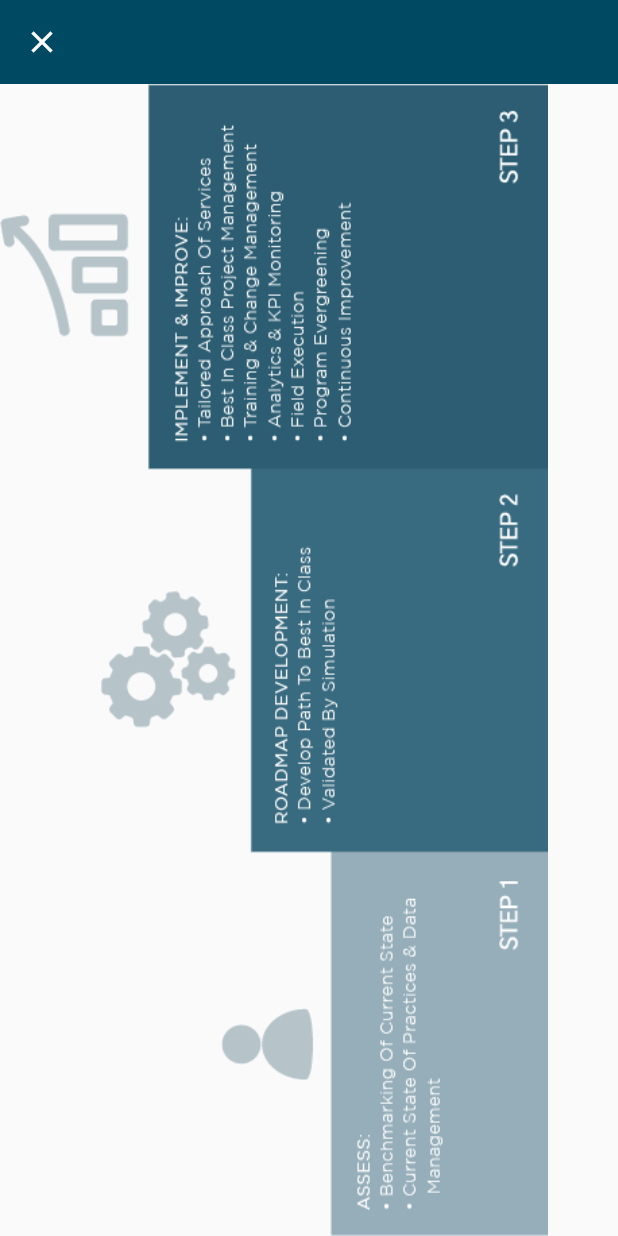
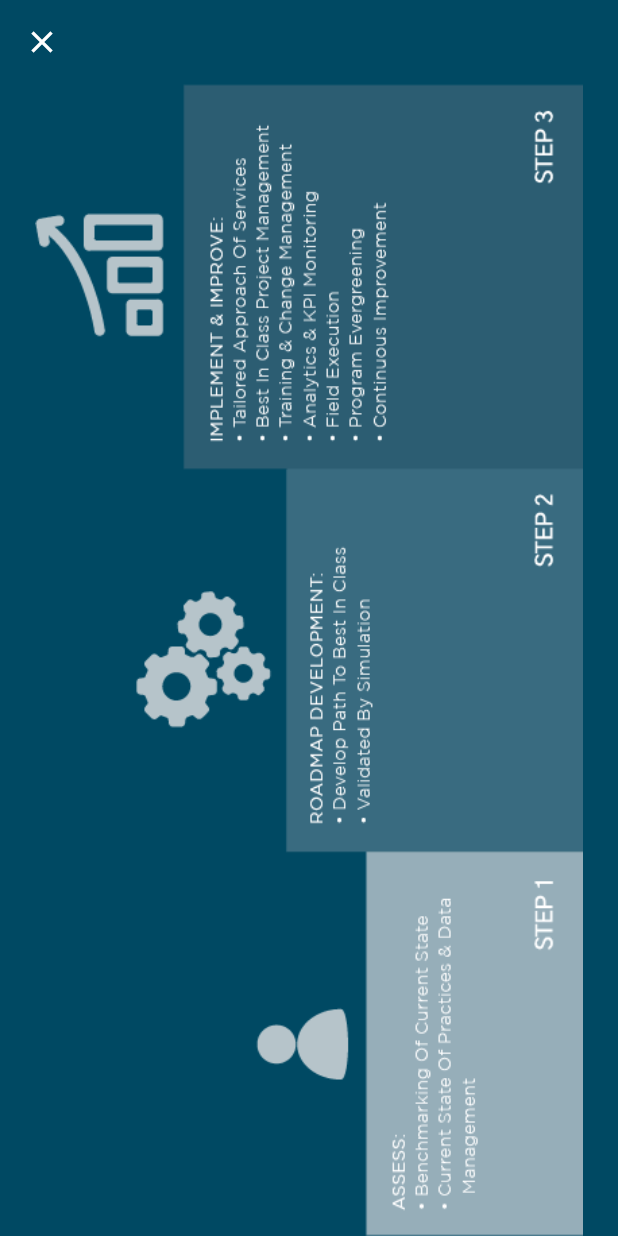
Before and after one commit to SonQBChau/brand_root_solution, a Flutter app: the PinnacleWayPage screen opened directly, on a phone screen of 412 x 824 dp. Run offline on Flutter 3.47's test engine with Material 2 defaults, Android fonts, the phone set to English and light mode, and no system bars; drawn by our look-alikes of photo_view; our stand-ins replace charts_flutter; missing offline and left inert: animator, esys_flutter_share.

Commit message:
animation for pinnacleway

```diff
--- a/lib/screens/pinnacle_way_page.dart
+++ b/lib/screens/pinnacle_way_page.dart
@@ -16,20 +16,20 @@ class PinnacleWayPage extends StatelessWidget {
             onPressed: () => Navigator.of(context).pop(),
           ),
         ),
-        body: Hero(
-          tag: "hero1",
-//          child: PhotoView.customChild(
-//            childSize: Size(SizeConfig.safeAreaScreenWidth, SizeConfig.safeAreaScreenHeight - 100),
-//            child: Image.asset(
-//              "images/PinnacleWay_2.png",
-//            ),
-//            backgroundDecoration: BoxDecoration(
-//              color: colorBlue,
-//            ),
-//            minScale: 1.0,
-//          ),
-          child: Image.asset(
-            "images/PinnacleWay_2.png",
+        body: Container(
+          color: colorBlue,
+          child: Hero(
+            tag: "PinnacleWay",
+            child: PhotoView.customChild(
+              childSize: Size(SizeConfig.safeAreaScreenWidth, SizeConfig.safeAreaScreenHeight - 100),
+              child: Image.asset(
+                "images/PinnacleWay_2.png",
+              ),
+              backgroundDecoration: BoxDecoration(
+                color: colorBlue,
+              ),
+              minScale: 1.0,
+            ),
           ),
         ));
   }
--- a/lib/widgets/pinnacle_way_widget.dart
+++ b/lib/widgets/pinnacle_way_widget.dart
@@ -1,7 +1,10 @@
 import 'package:flutter/cupertino.dart';
 import 'package:flutter/material.dart';
 import 'package:sale_form_demo/screens/pinnacle_way_page.dart';
+import 'dart:math' as math;
+import 'dart:io';
 
+//https://medium.com/flutter-community/mastering-hero-animations-in-flutter-bc07e1bea327
 class PinnacleWayWidget extends StatelessWidget {
   @override
   Widget build(BuildContext context) {
@@ -9,42 +12,18 @@ class PinnacleWayWidget extends StatelessWidget {
       child: InkWell(
         splashColor: Colors.blue.withAlpha(30),
         onTap: () {
-          Navigator.of(context).push(
-              CupertinoPageRoute(
+          Navigator.of(context).push(CupertinoPageRoute(
             builder: (BuildContext context) {
               return PinnacleWayPage();
             },
-          )
-
-//              PageRouteBuilder(
-//                  transitionDuration: Duration(seconds: 1),
-//                  pageBuilder: (_, __, ___) => PinnacleWayPage())
-
-          );
+          ));
         },
-//        child: Container(
-//          width: MediaQuery.of(context).size.width - 20,
-//          height: 160,
-//          margin: EdgeInsets.symmetric(vertical: 10, horizontal: 20),
-//          decoration: BoxDecoration(
-//            image: DecorationImage(
-//              image: AssetImage("images/PinnacleWay.png"),
-//              fit: BoxFit.contain,
-//            ),
-//          ),
-//          child: Text(
-//            'The Pinnacle Way',
-//            style: TextStyle(color: Colors.white, fontSize: 16, fontWeight: FontWeight.w600),
-//          ),
-//        ),
-
         child: Container(
           width: MediaQuery.of(context).size.width - 20,
           height: 160,
           margin: EdgeInsets.symmetric(vertical: 10, horizontal: 20),
-
           child: Hero(
-            tag: "hero1",
+            tag: "PinnacleWay",
             flightShuttleBuilder: (
               BuildContext flightContext,
               Animation<double> animation,
@@ -58,7 +37,8 @@ class PinnacleWayWidget extends StatelessWidget {
                 child: toHero.child,
               );
             },
-            child: Image.asset("images/PinnacleWay.png",
+            child: Image.asset(
+              "images/PinnacleWay.png",
               fit: BoxFit.contain,
             ),
           ),
```
Lines whose indentation alone changed are shown as unchanged.
